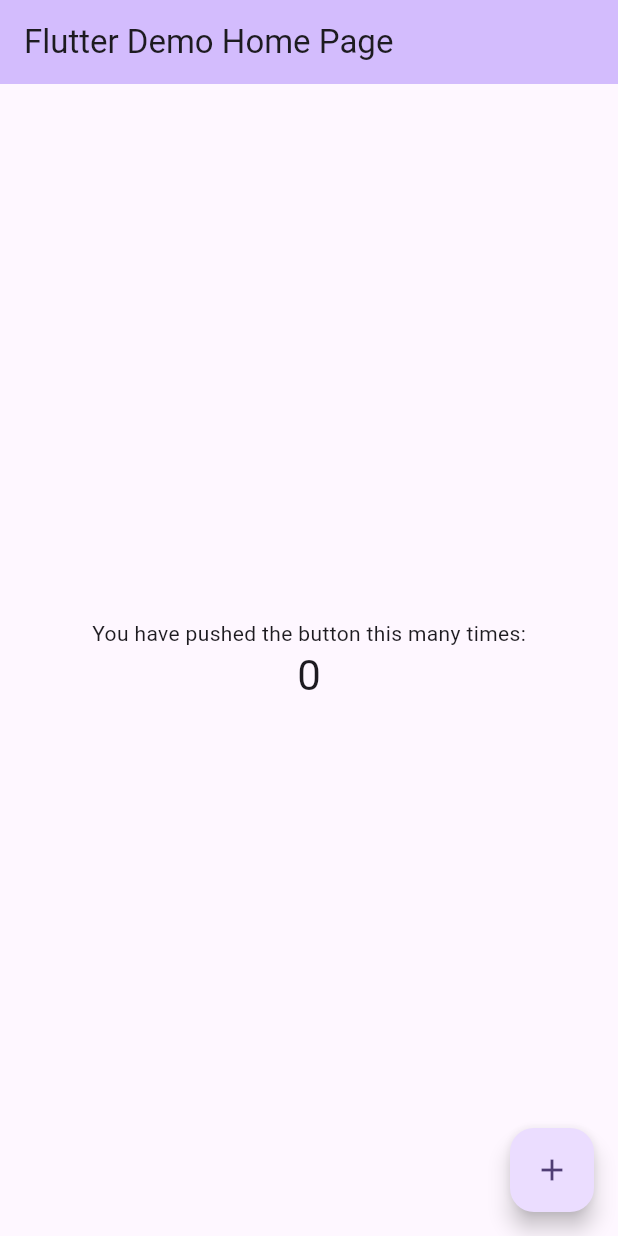
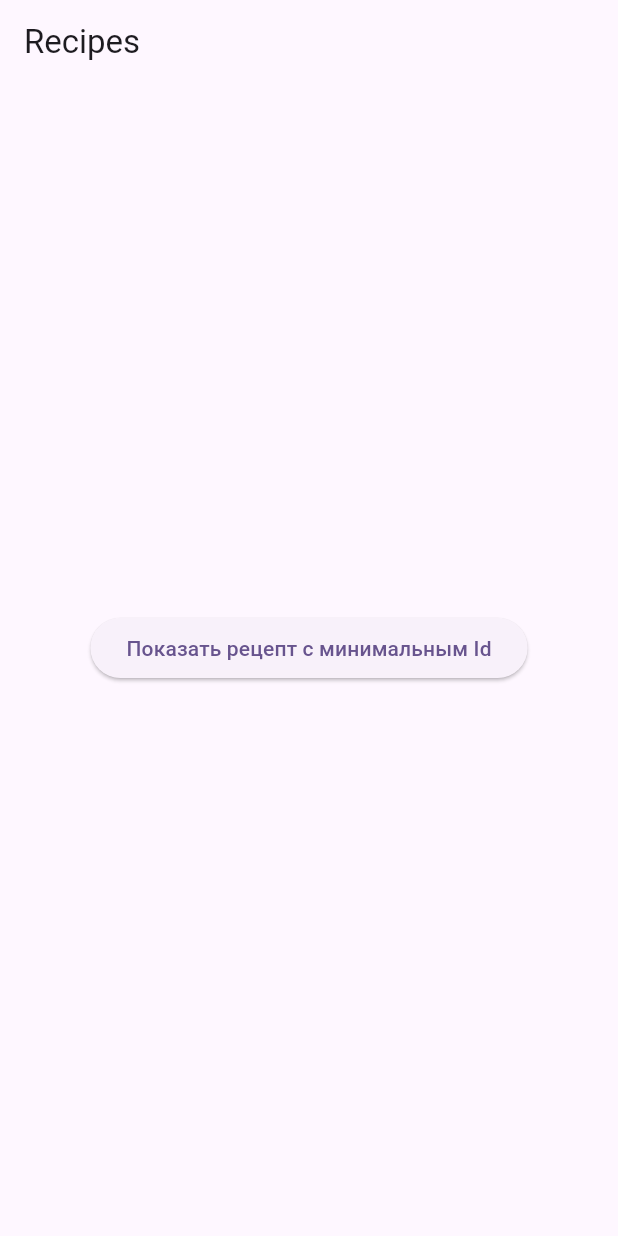
Before and after one commit to octomors/ElijahFlutter, a Flutter app: the screen it shows after launch, on a phone screen of 412 x 824 dp. Run offline on Flutter 3.47's test engine with Material 3 defaults, Android fonts, the phone set to English and light mode, and no system bars.

Commit message:
feat: add provider recipe fetch flow
Agent-Logs-Url: https://github.com/octomors/ElijahFlutter/sessions/4f9d2244-bea5-47c2-8353-3b3e38514264

Co-authored-by: octomors <118104171+octomors@users.noreply.github.com>

```diff
--- a/lib/main.dart
+++ b/lib/main.dart
@@ -1,122 +1,38 @@
 import 'package:flutter/material.dart';
+import 'package:provider/provider.dart';
+
+import 'models/recipe_model.dart';
+import 'services/api_recipe_service.dart';
+import 'view/home_page.dart';
+import 'viewmodel/recipe_view_model.dart';
 
 void main() {
-  runApp(const MyApp());
+  runApp(
+    MultiProvider(
+      providers: [
+        Provider<RecipeModel>(
+          create: (_) => RecipeModel(ApiRecipeService()),
+        ),
+        ChangeNotifierProvider<RecipeViewModel>(
+          create: (context) => RecipeViewModel(context.read<RecipeModel>()),
+        ),
+      ],
+      child: const MyApp(),
+    ),
+  );
 }
 
 class MyApp extends StatelessWidget {
   const MyApp({super.key});
 
-  // This widget is the root of your application.
   @override
   Widget build(BuildContext context) {
     return MaterialApp(
-      title: 'Flutter Demo',
+      title: 'Elijah Recipes',
       theme: ThemeData(
-        // This is the theme of your application.
-        //
-        // TRY THIS: Try running your application with "flutter run". You'll see
-        // the application has a purple toolbar. Then, without quitting the app,
-        // try changing the seedColor in the colorScheme below to Colors.green
-        // and then invoke "hot reload" (save your changes or press the "hot
-        // reload" button in a Flutter-supported IDE, or press "r" if you used
-        // the command line to start the app).
-        //
-        // Notice that the counter didn't reset back to zero; the application
-        // state is not lost during the reload. To reset the state, use hot
-        // restart instead.
-        //
-        // This works for code too, not just values: Most code changes can be
-        // tested with just a hot reload.
         colorScheme: .fromSeed(seedColor: Colors.deepPurple),
       ),
-      home: const MyHomePage(title: 'Flutter Demo Home Page'),
+      home: const HomePage(),
     );
   }
 }
-
-class MyHomePage extends StatefulWidget {
-  const MyHomePage({super.key, required this.title});
-
-  // This widget is the home page of your application. It is stateful, meaning
-  // that it has a State object (defined below) that contains fields that affect
-  // how it looks.
-
-  // This class is the configuration for the state. It holds the values (in this
-  // case the title) provided by the parent (in this case the App widget) and
-  // used by the build method of the State. Fields in a Widget subclass are
-  // always marked "final".
-
-  final String title;
-
-  @override
-  State<MyHomePage> createState() => _MyHomePageState();
-}
-
-class _MyHomePageState extends State<MyHomePage> {
-  int _counter = 0;
-
-  void _incrementCounter() {
-    setState(() {
-      // This call to setState tells the Flutter framework that something has
-      // changed in this State, which causes it to rerun the build method below
-      // so that the display can reflect the updated values. If we changed
-      // _counter without calling setState(), then the build method would not be
-      // called again, and so nothing would appear to happen.
-      _counter++;
-    });
-  }
-
-  @override
-  Widget build(BuildContext context) {
-    // This method is rerun every time setState is called, for instance as done
-    // by the _incrementCounter method above.
-    //
-    // The Flutter framework has been optimized to make rerunning build methods
-    // fast, so that you can just rebuild anything that needs updating rather
-    // than having to individually change instances of widgets.
-    return Scaffold(
-      appBar: AppBar(
-        // TRY THIS: Try changing the color here to a specific color (to
-        // Colors.amber, perhaps?) and trigger a hot reload to see the AppBar
-        // change color while the other colors stay the same.
-        backgroundColor: Theme.of(context).colorScheme.inversePrimary,
-        // Here we take the value from the MyHomePage object that was created by
-        // the App.build method, and use it to set our appbar title.
-        title: Text(widget.title),
-      ),
-      body: Center(
-        // Center is a layout widget. It takes a single child and positions it
-        // in the middle of the parent.
-        child: Column(
-          // Column is also a layout widget. It takes a list of children and
-          // arranges them vertically. By default, it sizes itself to fit its
-          // children horizontally, and tries to be as tall as its parent.
-          //
-          // Column has various properties to control how it sizes itself and
-          // how it positions its children. Here we use mainAxisAlignment to
-          // center the children vertically; the main axis here is the vertical
-          // axis because Columns are vertical (the cross axis would be
-          // horizontal).
-          //
-          // TRY THIS: Invoke "debug painting" (choose the "Toggle Debug Paint"
-          // action in the IDE, or press "p" in the console), to see the
-          // wireframe for each widget.
-          mainAxisAlignment: .center,
-          children: [
-            const Text('You have pushed the button this many times:'),
-            Text(
-              '$_counter',
-              style: Theme.of(context).textTheme.headlineMedium,
-            ),
-          ],
-        ),
-      ),
-      floatingActionButton: FloatingActionButton(
-        onPressed: _incrementCounter,
-        tooltip: 'Increment',
-        child: const Icon(Icons.add),
-      ),
-    );
-  }
-}
--- /dev/null
+++ b/lib/models/interfaces/recipe_service.dart
@@ -0,0 +1,5 @@
+import '../entities/recipe.dart';
+
+abstract class RecipeService {
+  Future<List<Recipe>> fetchRecipes();
+}
--- /dev/null
+++ b/lib/models/recipe_model.dart
@@ -0,0 +1,28 @@
+import 'entities/recipe.dart';
+import 'interfaces/recipe_service.dart';
+
+class RecipeModel {
+  const RecipeModel(this._service);
+
+  final RecipeService _service;
+
+  Future<Recipe?> fetchRecipeWithSmallestId() async {
+    final recipes = await _service.fetchRecipes();
+    if (recipes.isEmpty) {
+      return null;
+    }
+
+    Recipe smallest = recipes.first;
+    for (final recipe in recipes.skip(1)) {
+      if (recipe.id < smallest.id) {
+        smallest = recipe;
+      }
+    }
+    return smallest;
+  }
+
+  Future<String?> fetchFirstRecipeTitle() async {
+    final recipe = await fetchRecipeWithSmallestId();
+    return recipe?.title;
+  }
+}
--- /dev/null
+++ b/lib/view/home_page.dart
@@ -0,0 +1,52 @@
+import 'package:flutter/material.dart';
+import 'package:provider/provider.dart';
+
+import '../viewmodel/recipe_view_model.dart';
+
+class HomePage extends StatelessWidget {
+  const HomePage({super.key});
+
+  @override
+  Widget build(BuildContext context) {
+    return Consumer<RecipeViewModel>(
+      builder: (context, viewModel, _) {
+        final title = viewModel.recipeTitle;
+        final error = viewModel.errorMessage;
+
+        return Scaffold(
+          appBar: AppBar(
+            title: const Text('Recipes'),
+          ),
+          body: Center(
+            child: Column(
+              mainAxisAlignment: MainAxisAlignment.center,
+              children: [
+                ElevatedButton(
+                  onPressed: viewModel.isLoading
+                      ? null
+                      : viewModel.loadFirstRecipeTitle,
+                  child: const Text('Показать рецепт с минимальным Id'),
+                ),
+                const SizedBox(height: 16),
+                if (viewModel.isLoading)
+                  const CircularProgressIndicator()
+                else if (title != null)
+                  Text(
+                    title,
+                    key: const Key('recipeTitle'),
+                    style: Theme.of(context).textTheme.titleLarge,
+                  )
+                else if (error != null)
+                  Text(
+                    error,
+                    key: const Key('recipeError'),
+                    style: Theme.of(context).textTheme.bodyLarge,
+                  ),
+              ],
+            ),
+          ),
+        );
+      },
+    );
+  }
+}
--- /dev/null
+++ b/lib/viewmodel/recipe_view_model.dart
@@ -0,0 +1,33 @@
+import 'package:flutter/foundation.dart';
+
+import '../models/recipe_model.dart';
+
+class RecipeViewModel extends ChangeNotifier {
+  RecipeViewModel(this._model);
+
+  final RecipeModel _model;
+
+  String? recipeTitle;
+  String? errorMessage;
+  bool isLoading = false;
+
+  Future<void> loadFirstRecipeTitle() async {
+    isLoading = true;
+    errorMessage = null;
+    recipeTitle = null;
+    notifyListeners();
+
+    try {
+      final title = await _model.fetchFirstRecipeTitle();
+      recipeTitle = title;
+      if (title == null) {
+        errorMessage = 'Рецепты не найдены';
+      }
+    } catch (_) {
+      errorMessage = 'Не удалось загрузить рецепт';
+    } finally {
+      isLoading = false;
+      notifyListeners();
+    }
+  }
+}
--- a/pubspec.yaml
+++ b/pubspec.yaml
@@ -34,6 +34,8 @@ dependencies:
   # The following adds the Cupertino Icons font to your application.
   # Use with the CupertinoIcons class for iOS style icons.
   cupertino_icons: ^1.0.8
+  http: ^1.2.2
+  provider: ^6.1.2
 
 dev_dependencies:
   flutter_test:
```
Also changed, not shown: lib/models/entities/recipe.dart (added, +16 -0 lines), lib/services/api_recipe_service.dart (added, +35 -0 lines), 1 other file.
